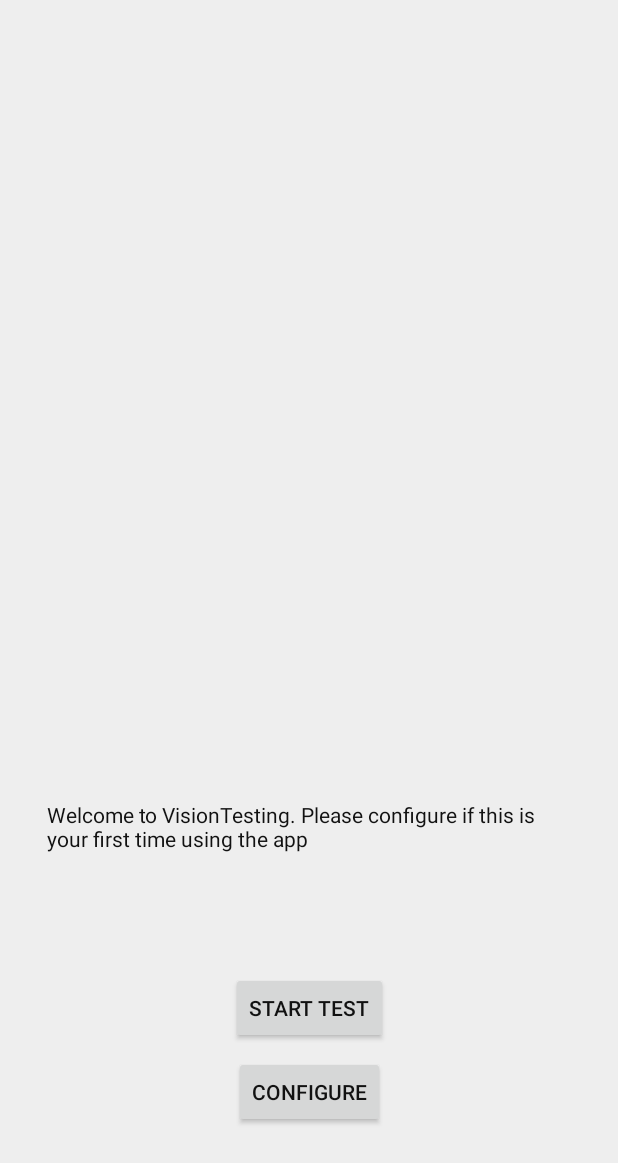
After one commit to buddahbuddah/visiontestingV1, an Android app: the layout start_activity.xml on its own in the app's theme, with its tools: preview values and no code run, on a phone screen of 412 x 824 dp. The commit adds this screen. Shown: the top 1163 px of the screen. Run offline under Robolectric (Android 15) with nearby library versions, the phone set to English and light mode, and no system bars.

Commit message:
began coding user input loop.
put in a few basic colors for backgrounds, perhaps it can
be based on hex values which will remain consistent despite
the difference in screens running the program?

Sprite work is ongoing and new resources will be uploaded when they become available.

```diff
--- a/app/src/main/AndroidManifest.xml
+++ b/app/src/main/AndroidManifest.xml
@@ -9,8 +9,8 @@
         android:roundIcon="@mipmap/ic_launcher_round"
         android:supportsRtl="true"
         android:theme="@style/AppTheme">
-        <activity android:name=".MainActivity"
-            android:theme="@android:style/Theme.NoTitleBar.Fullscreen">
+        <activity android:name=".StartActivity"
+            android:theme="@style/AppTheme">
             <intent-filter>
                 <action android:name="android.intent.action.MAIN" />
                 <category android:name="android.intent.category.LAUNCHER" />
--- /dev/null
+++ b/app/src/main/java/com/example/buddah/visiontesting/StartActivity.kt
@@ -0,0 +1,32 @@
+package com.example.buddah.visiontesting
+
+import android.app.Activity
+import android.os.Bundle
+import android.view.View
+import android.view.WindowManager
+import android.widget.Button
+import kotlinx.android.synthetic.main.start_activity.*
+
+
+class StartActivity : Activity() {
+
+    override fun onCreate(savedInstanceState: Bundle?) {
+        super.onCreate(savedInstanceState)
+
+        // remove notification bar
+        this.getWindow().setFlags(WindowManager.LayoutParams.FLAG_FULLSCREEN,
+                WindowManager.LayoutParams.FLAG_FULLSCREEN)
+
+        setContentView(R.layout.start_activity)
+
+        val startButton = findViewById<Button>(R.id.startButton)
+        startButton.setOnClickListener {
+            setContentView(R.layout.activity_main)
+        }
+
+        val configureButton = findViewById<Button>(R.id.configureButton)
+        configureButton.setOnClickListener {
+            //setContentView(R.layout.)
+        }
+    }
+}
--- a/app/src/main/java/com/example/buddah/visiontesting/VisionView.kt
+++ b/app/src/main/java/com/example/buddah/visiontesting/VisionView.kt
@@ -38,6 +38,7 @@ class VisionView(context: Context, attributes: AttributeSet)
         ListPointsLeftList = locations.getPointListLeft()
         var tempLeft = ListPointsLeftList!!.toTypedArray()
         ListPointsLeft = tempLeft.toMutableList()
+        //This is dumb lol
         ListPointsRightList = locations.getPointListRight()
         var tempRight = ListPointsRightList!!.toTypedArray()
         ListPointsRight = tempRight.toMutableList()
--- /dev/null
+++ b/app/src/main/res/layout/start_activity.xml
@@ -0,0 +1,53 @@
+<?xml version="1.0" encoding="utf-8"?>
+<android.support.constraint.ConstraintLayout
+    xmlns:android="http://schemas.android.com/apk/res/android"
+    xmlns:app="http://schemas.android.com/apk/res-auto"
+    xmlns:tools="http://schemas.android.com/tools"
+    android:layout_width="match_parent"
+    android:layout_height="match_parent">
+
+    <Button
+        android:id="@+id/startButton"
+        android:layout_width="wrap_content"
+        android:layout_height="wrap_content"
+        android:layout_marginBottom="8dp"
+        android:layout_marginEnd="8dp"
+        android:layout_marginLeft="8dp"
+        android:layout_marginRight="8dp"
+        android:layout_marginStart="8dp"
+        android:text="Start Test"
+        app:layout_constraintBottom_toTopOf="@+id/configureButton"
+        app:layout_constraintEnd_toEndOf="parent"
+        app:layout_constraintStart_toStartOf="parent" />
+
+    <Button
+        android:id="@+id/configureButton"
+        android:layout_width="wrap_content"
+        android:layout_height="wrap_content"
+        android:layout_marginBottom="72dp"
+        android:layout_marginEnd="8dp"
+        android:layout_marginLeft="8dp"
+        android:layout_marginRight="8dp"
+        android:layout_marginStart="8dp"
+        android:text="Configure"
+        app:layout_constraintBottom_toBottomOf="parent"
+        app:layout_constraintEnd_toEndOf="parent"
+        app:layout_constraintStart_toStartOf="parent" />
+
+    <TextView
+        android:id="@+id/textView"
+        android:layout_width="350dp"
+        android:layout_height="99dp"
+        android:layout_marginBottom="8dp"
+        android:layout_marginEnd="8dp"
+        android:layout_marginLeft="8dp"
+        android:layout_marginRight="8dp"
+        android:layout_marginStart="8dp"
+        android:layout_marginTop="8dp"
+        android:text="Welcome to VisionTesting. Please configure if this is your first time using the app"
+        app:layout_constraintBottom_toTopOf="@+id/startButton"
+        app:layout_constraintEnd_toEndOf="parent"
+        app:layout_constraintStart_toStartOf="parent"
+        app:layout_constraintTop_toTopOf="parent"
+        app:layout_constraintVertical_bias="0.986" />
+</android.support.constraint.ConstraintLayout>
--- a/app/src/main/res/values/colors.xml
+++ b/app/src/main/res/values/colors.xml
@@ -3,4 +3,6 @@
     <color name="colorPrimary">#3F51B5</color>
     <color name="colorPrimaryDark">#303F9F</color>
     <color name="colorAccent">#FF4081</color>
+    <color name="backgroundOffWhite">#EEEEEE</color>
+
 </resources>
--- a/app/src/main/res/values/styles.xml
+++ b/app/src/main/res/values/styles.xml
@@ -3,9 +3,16 @@
     <!-- Base application theme. -->
     <style name="AppTheme" parent="Theme.AppCompat.Light.DarkActionBar">
         <!-- Customize your theme here. -->
-        <item name="colorPrimary">@color/colorPrimary</item>
-        <item name="colorPrimaryDark">@color/colorPrimaryDark</item>
-        <item name="colorAccent">@color/colorAccent</item>
+        <item name="android:textColor">#111111</item>
+        <item name="android:windowBackground">@color/backgroundOffWhite</item>
+        <item name="android:background">@color/backgroundOffWhite</item>
+        <item name="android:windowNoTitle">true</item>
+    </style>
+
+    <style name="VisionTest" parent="Theme.AppCompat.Light.DarkActionBar">
+        <item name="android:textColor">#111111</item>
+        <item name="android:windowBackground">@android:color/white</item>
+        <item name="android:windowNoTitle">true</item>
     </style>
 
 </resources>
```
